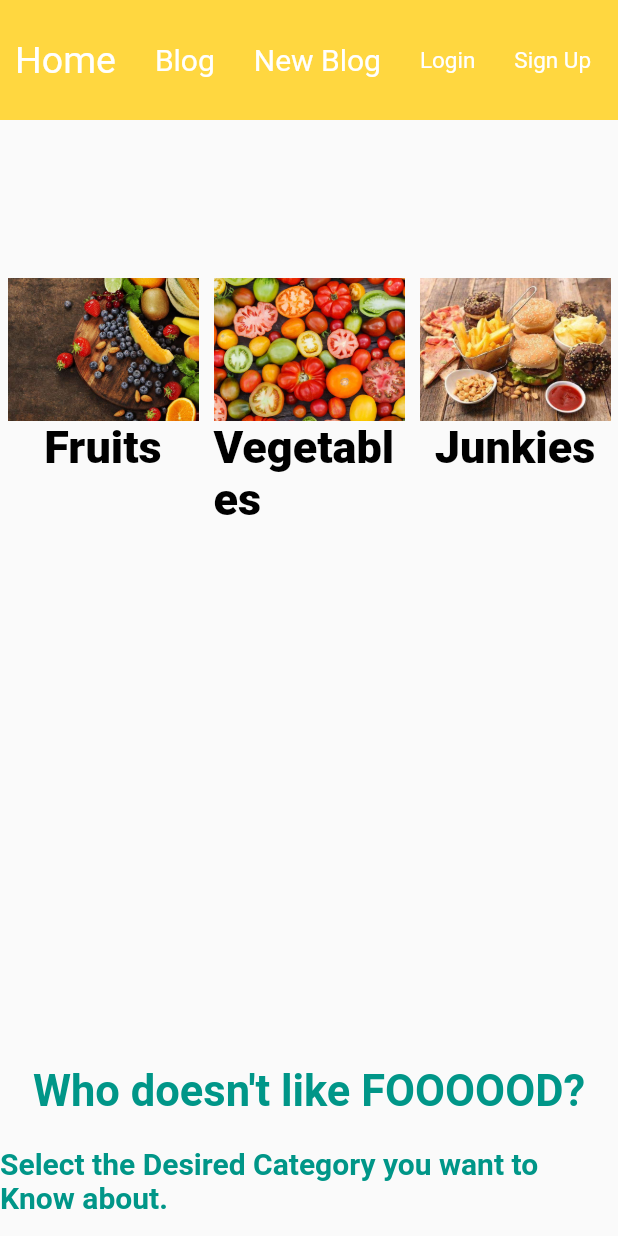
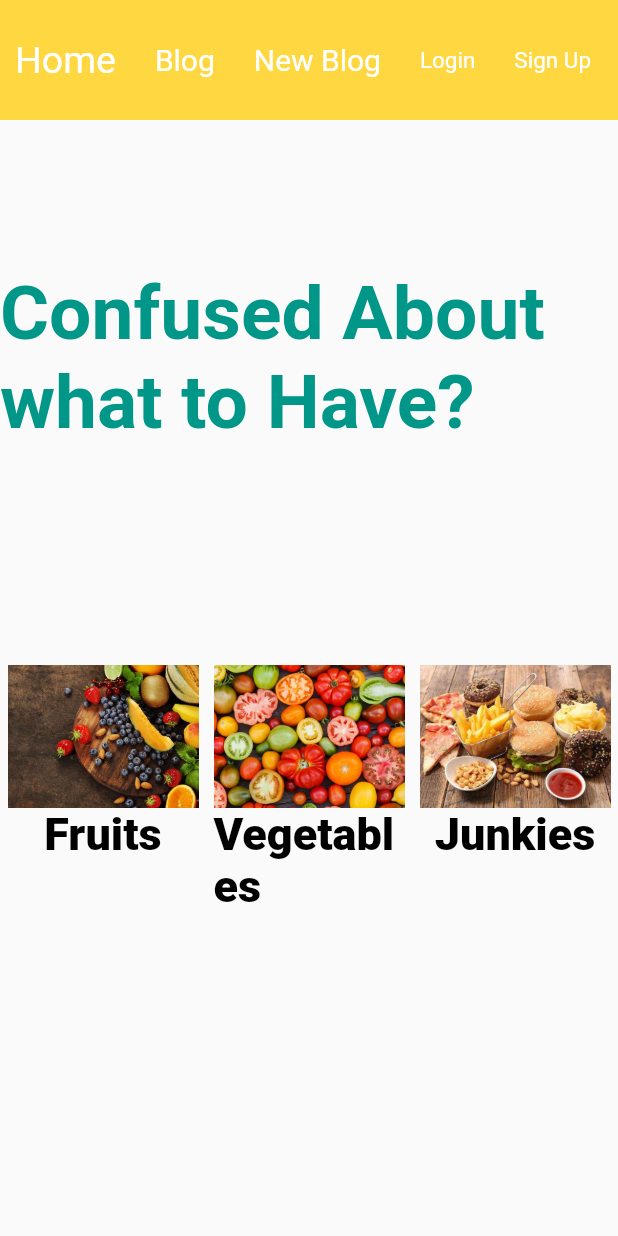
Before and after one commit to abhirup-deb/Blog_flutterWeb, a Flutter app: the screen it shows after launch, on a phone screen of 412 x 824 dp. Run offline on Flutter 3.47's test engine with Material 2 defaults, Android fonts, the phone set to English and light mode, and no system bars.

Commit message:
HomePage Frontend Modified

```diff
--- a/lib/Homepage.dart
+++ b/lib/Homepage.dart
@@ -1,3 +1,4 @@
+import 'package:flutter/cupertino.dart';
 import 'package:flutter/material.dart';
 
 
@@ -46,6 +47,14 @@ class _HomeState extends State<Home>{
             SizedBox(
               height: 100.0,
             ),
+            Center(
+              child: Text("Confused About what to Have?",
+                style: TextStyle(color: Colors.teal,fontWeight: FontWeight.w700,fontSize: 50.0),
+              ),
+            ),
+            SizedBox(
+              height: 140.0,
+            ),
             Container(
               height: 500.0,
               width: MediaQuery.of(context).size.width,
@@ -81,7 +90,7 @@ class _HomeState extends State<Home>{
               ),
             ),
             SizedBox(
-              height: 40.0,
+              height: 340.0,
             ),
             Center(
               child: Container(
@@ -95,8 +104,30 @@ class _HomeState extends State<Home>{
               ),
             ),
             SizedBox(
-              height: 100.0,
+              height: 50.0,
             ),
+            Container(
+              color: Colors.deepPurpleAccent,
+              height: 340.0,
+              width: MediaQuery.of(context).size.width,
+              child: Column(
+                children: <Widget>[
+                  SizedBox(
+                    height: 40.0,
+                  ),
+                  Center(child: Image.asset("39253416_2099744673677827_3243831233498578944_n.jpg",height: 170.0,width: 170.0,)),
+                  SizedBox(
+                    height: 30.0,
+                  ),
+                  Text("Abhirup Deb",style: TextStyle(color: Colors.white,fontSize: 30.0,fontWeight: FontWeight.w600),),
+                  Text("Lead Developer",style: TextStyle(color: Colors.white,fontSize: 15.0,fontWeight: FontWeight.w400),),
+                  SizedBox(
+                    height: 40.0,
+                  ),
+
+                ],
+              )
+            )
           ],
         ),
       ),
--- a/pubspec.yaml
+++ b/pubspec.yaml
@@ -45,6 +45,7 @@ flutter:
     - images/Fruits.jpg
     - images/Junkies.jpg
     - images/Vegetables.jpg
+    - 39253416_2099744673677827_3243831233498578944_n.jpg
 
 
 
```
Also changed, not shown: images/39253416_2099744673677827_3243831233498578944_n.jpg (added).
